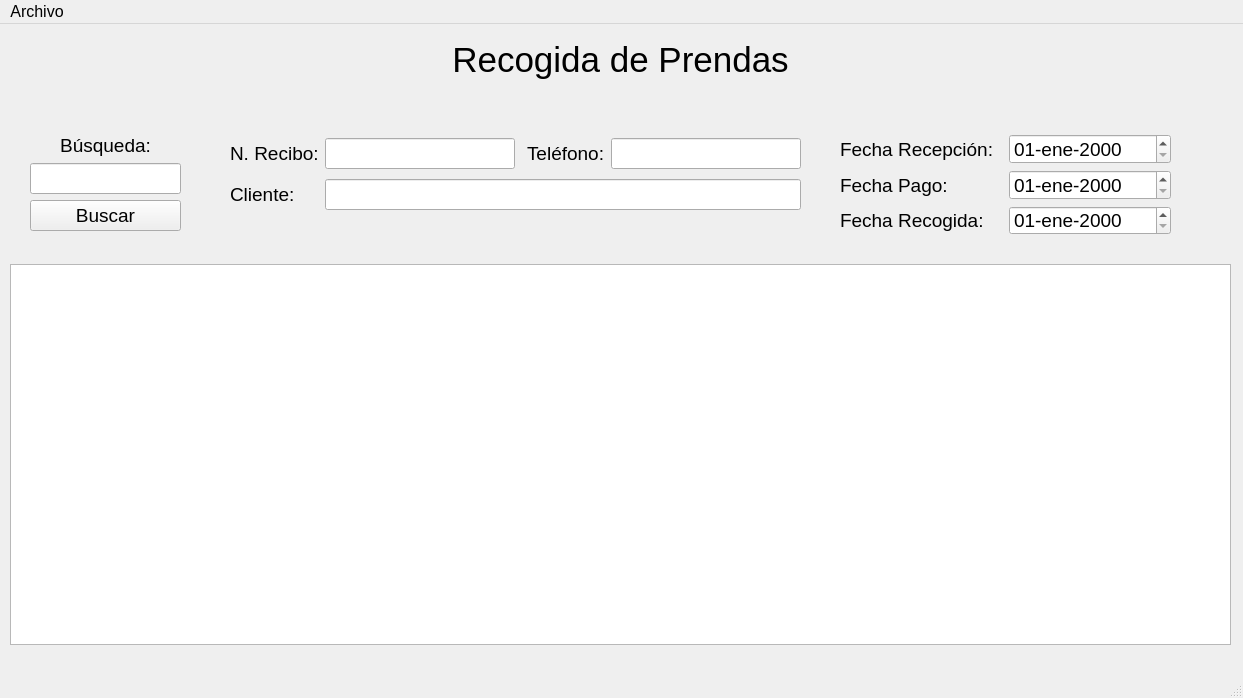
First picture: the form in src/recog_prendas/recog_prendas.ui, repository germanbravolopez/laideal, before the edit.
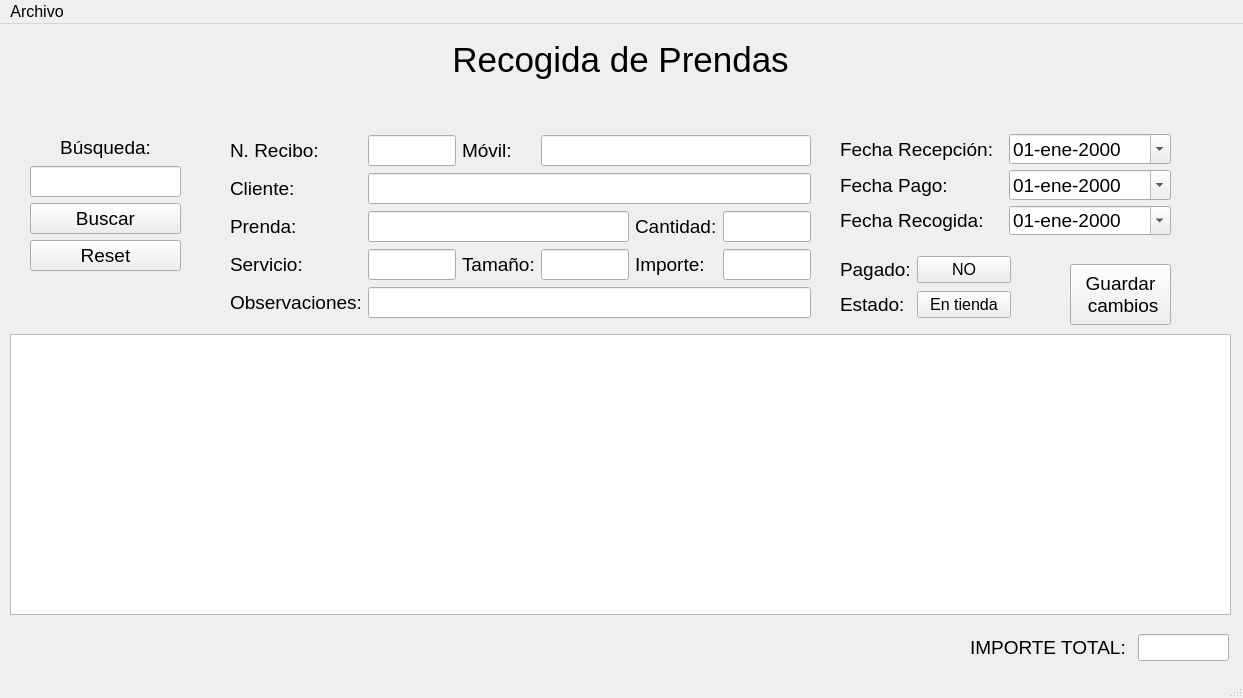
Second picture: the form after the edit.

Commit message: clean code and add line edits to show data when clicked, comment out not working code

Diff of the .ui file:
```diff
--- a/src/recog_prendas/recog_prendas.ui
+++ b/src/recog_prendas/recog_prendas.ui
@@ -61,125 +61,14 @@
     <property name="geometry">
      <rect>
       <x>10</x>
-      <y>240</y>
+      <y>310</y>
       <width>1221</width>
-      <height>381</height>
+      <height>281</height>
      </rect>
     </property>
-   </widget>
-   <widget class="QWidget" name="layoutWidget">
-    <property name="geometry">
-     <rect>
-      <x>230</x>
-      <y>110</y>
-      <width>571</width>
-      <height>81</height>
-     </rect>
+    <property name="alternatingRowColors">
+     <bool>true</bool>
     </property>
-    <layout class="QGridLayout" name="gridLayout">
-     <item row="0" column="0">
-      <widget class="QLabel" name="lbl_nr_ticket">
-       <property name="font">
-        <font>
-         <family>Arial</family>
-         <pointsize>14</pointsize>
-        </font>
-       </property>
-       <property name="locale">
-        <locale language="Spanish" country="Spain"/>
-       </property>
-       <property name="text">
-        <string>N. Recibo:</string>
-       </property>
-      </widget>
-     </item>
-     <item row="0" column="3">
-      <widget class="QLabel" name="lbl_phone">
-       <property name="font">
-        <font>
-         <family>Arial</family>
-         <pointsize>14</pointsize>
-        </font>
-       </property>
-       <property name="locale">
-        <locale language="Spanish" country="Spain"/>
-       </property>
-       <property name="text">
-        <string>Teléfono:</string>
-       </property>
-      </widget>
-     </item>
-     <item row="0" column="4">
-      <widget class="QLineEdit" name="le_phone">
-       <property name="font">
-        <font>
-         <family>Arial</family>
-         <pointsize>14</pointsize>
-        </font>
-       </property>
-       <property name="toolTip">
-        <string>&lt;html&gt;&lt;head/&gt;&lt;body&gt;&lt;p&gt;Introduce un número fijo del teléfono del cliente.&lt;/p&gt;&lt;/body&gt;&lt;/html&gt;</string>
-       </property>
-       <property name="locale">
-        <locale language="Spanish" country="Spain"/>
-       </property>
-       <property name="text">
-        <string/>
-       </property>
-      </widget>
-     </item>
-     <item row="1" column="0">
-      <widget class="QLabel" name="lbl_client">
-       <property name="font">
-        <font>
-         <family>Arial</family>
-         <pointsize>14</pointsize>
-        </font>
-       </property>
-       <property name="locale">
-        <locale language="Spanish" country="Spain"/>
-       </property>
-       <property name="text">
-        <string>Cliente:</string>
-       </property>
-      </widget>
-     </item>
-     <item row="1" column="1" colspan="4">
-      <widget class="QLineEdit" name="le_client">
-       <property name="font">
-        <font>
-         <family>Arial</family>
-         <pointsize>14</pointsize>
-        </font>
-       </property>
-       <property name="toolTip">
-        <string>&lt;html&gt;&lt;head/&gt;&lt;body&gt;&lt;p&gt;Introduce la dirección del cliente.&lt;/p&gt;&lt;/body&gt;&lt;/html&gt;</string>
-       </property>
-       <property name="locale">
-        <locale language="Spanish" country="Spain"/>
-       </property>
-       <property name="text">
-        <string/>
-       </property>
-      </widget>
-     </item>
-     <item row="0" column="1">
-      <widget class="QLineEdit" name="le_nr_ticket">
-       <property name="font">
-        <font>
-         <family>Arial</family>
-         <pointsize>14</pointsize>
-        </font>
-       </property>
-       <property name="locale">
-        <locale language="Spanish" country="Spain"/>
-       </property>
-       <property name="readOnly">
-        <bool>true</bool>
-       </property>
-      </widget>
-     </item>
-    </layout>
    </widget>
    <widget class="QWidget" name="layoutWidget">
     <property name="geometry">
@@ -224,6 +113,9 @@
        <property name="displayFormat">
         <string>dd-MMM-yyyy</string>
        </property>
+       <property name="calendarPopup">
+        <bool>true</bool>
+       </property>
       </widget>
      </item>
      <item row="1" column="0">
@@ -259,6 +151,9 @@
        <property name="displayFormat">
         <string>dd-MMM-yyyy</string>
        </property>
+       <property name="calendarPopup">
+        <bool>true</bool>
+       </property>
       </widget>
      </item>
      <item row="2" column="0">
@@ -294,6 +189,9 @@
        <property name="displayFormat">
         <string>dd-MMM-yyyy</string>
        </property>
+       <property name="calendarPopup">
+        <bool>true</bool>
+       </property>
       </widget>
      </item>
     </layout>
@@ -304,7 +202,7 @@
       <x>30</x>
       <y>110</y>
       <width>151</width>
-      <height>97</height>
+      <height>137</height>
      </rect>
     </property>
     <layout class="QVBoxLayout" name="verticalLayout">
@@ -358,6 +256,502 @@
        </property>
       </widget>
      </item>
+     <item>
+      <widget class="QPushButton" name="pb_reset">
+       <property name="font">
+        <font>
+         <pointsize>14</pointsize>
+        </font>
+       </property>
+       <property name="text">
+        <string>Reset</string>
+       </property>
+      </widget>
+     </item>
+    </layout>
+   </widget>
+   <widget class="QLineEdit" name="le_total_price">
+    <property name="geometry">
+     <rect>
+      <x>1138</x>
+      <y>610</y>
+      <width>91</width>
+      <height>27</height>
+     </rect>
+    </property>
+    <property name="font">
+     <font>
+      <family>Arial</family>
+      <pointsize>14</pointsize>
+     </font>
+    </property>
+    <property name="locale">
+     <locale language="Spanish" country="Spain"/>
+    </property>
+    <property name="text">
+     <string/>
+    </property>
+    <property name="readOnly">
+     <bool>true</bool>
+    </property>
+   </widget>
+   <widget class="QLabel" name="lbl_total_price">
+    <property name="geometry">
+     <rect>
+      <x>970</x>
+      <y>610</y>
+      <width>161</width>
+      <height>27</height>
+     </rect>
+    </property>
+    <property name="font">
+     <font>
+      <family>Arial</family>
+      <pointsize>14</pointsize>
+     </font>
+    </property>
+    <property name="locale">
+     <locale language="Spanish" country="Spain"/>
+    </property>
+    <property name="text">
+     <string>IMPORTE TOTAL:</string>
+    </property>
+   </widget>
+   <widget class="QPushButton" name="pb_save">
+    <property name="geometry">
+     <rect>
+      <x>1070</x>
+      <y>240</y>
+      <width>101</width>
+      <height>61</height>
+     </rect>
+    </property>
+    <property name="font">
+     <font>
+      <pointsize>14</pointsize>
+     </font>
+    </property>
+    <property name="text">
+     <string>Guardar
+ cambios</string>
+    </property>
+    <property name="checkable">
+     <bool>false</bool>
+    </property>
+    <property name="autoExclusive">
+     <bool>false</bool>
+    </property>
+   </widget>
+   <widget class="QWidget" name="">
+    <property name="geometry">
+     <rect>
+      <x>230</x>
+      <y>110</y>
+      <width>581</width>
+      <height>189</height>
+     </rect>
+    </property>
+    <layout class="QGridLayout" name="gridLayout">
+     <item row="1" column="1" colspan="5">
+      <widget class="QLineEdit" name="le_client">
+       <property name="font">
+        <font>
+         <family>Arial</family>
+         <pointsize>14</pointsize>
+        </font>
+       </property>
+       <property name="toolTip">
+        <string>&lt;html&gt;&lt;head/&gt;&lt;body&gt;&lt;p&gt;Introduce la dirección del cliente.&lt;/p&gt;&lt;/body&gt;&lt;/html&gt;</string>
+       </property>
+       <property name="locale">
+        <locale language="Spanish" country="Spain"/>
+       </property>
+       <property name="text">
+        <string/>
+       </property>
+       <property name="readOnly">
+        <bool>true</bool>
+       </property>
+      </widget>
+     </item>
+     <item row="4" column="1" colspan="5">
+      <widget class="QLineEdit" name="le_obsv">
+       <property name="font">
+        <font>
+         <family>Arial</family>
+         <pointsize>14</pointsize>
+        </font>
+       </property>
+       <property name="toolTip">
+        <string>&lt;html&gt;&lt;head/&gt;&lt;body&gt;&lt;p&gt;Introduce la dirección del cliente.&lt;/p&gt;&lt;/body&gt;&lt;/html&gt;</string>
+       </property>
+       <property name="locale">
+        <locale language="Spanish" country="Spain"/>
+       </property>
+       <property name="text">
+        <string/>
+       </property>
+       <property name="readOnly">
+        <bool>false</bool>
+       </property>
+      </widget>
+     </item>
+     <item row="1" column="0">
+      <widget class="QLabel" name="lbl_client">
+       <property name="font">
+        <font>
+         <family>Arial</family>
+         <pointsize>14</pointsize>
+        </font>
+       </property>
+       <property name="locale">
+        <locale language="Spanish" country="Spain"/>
+       </property>
+       <property name="text">
+        <string>Cliente:</string>
+       </property>
+      </widget>
+     </item>
+     <item row="2" column="0">
+      <widget class="QLabel" name="lbl_garm">
+       <property name="font">
+        <font>
+         <family>Arial</family>
+         <pointsize>14</pointsize>
+        </font>
+       </property>
+       <property name="locale">
+        <locale language="Spanish" country="Spain"/>
+       </property>
+       <property name="text">
+        <string>Prenda:</string>
+       </property>
+      </widget>
+     </item>
+     <item row="0" column="0">
+      <widget class="QLabel" name="lbl_nr_ticket">
+       <property name="font">
+        <font>
+         <family>Arial</family>
+         <pointsize>14</pointsize>
+        </font>
+       </property>
+       <property name="locale">
+        <locale language="Spanish" country="Spain"/>
+       </property>
+       <property name="text">
+        <string>N. Recibo:</string>
+       </property>
+      </widget>
+     </item>
+     <item row="3" column="1">
+      <widget class="QLineEdit" name="le_servic">
+       <property name="font">
+        <font>
+         <family>Arial</family>
+         <pointsize>14</pointsize>
+        </font>
+       </property>
+       <property name="toolTip">
+        <string>&lt;html&gt;&lt;head/&gt;&lt;body&gt;&lt;p&gt;Introduce la dirección del cliente.&lt;/p&gt;&lt;/body&gt;&lt;/html&gt;</string>
+       </property>
+       <property name="locale">
+        <locale language="Spanish" country="Spain"/>
+       </property>
+       <property name="text">
+        <string/>
+       </property>
+       <property name="readOnly">
+        <bool>true</bool>
+       </property>
+      </widget>
+     </item>
+     <item row="0" column="2">
+      <widget class="QLabel" name="lbl_phone">
+       <property name="font">
+        <font>
+         <family>Arial</family>
+         <pointsize>14</pointsize>
+        </font>
+       </property>
+       <property name="locale">
+        <locale language="Spanish" country="Spain"/>
+       </property>
+       <property name="text">
+        <string>Móvil:</string>
+       </property>
+      </widget>
+     </item>
+     <item row="3" column="0">
+      <widget class="QLabel" name="lbl_sevic">
+       <property name="font">
+        <font>
+         <family>Arial</family>
+         <pointsize>14</pointsize>
+        </font>
+       </property>
+       <property name="locale">
+        <locale language="Spanish" country="Spain"/>
+       </property>
+       <property name="text">
+        <string>Servicio:</string>
+       </property>
+      </widget>
+     </item>
+     <item row="4" column="0">
+      <widget class="QLabel" name="lbl_obsv">
+       <property name="font">
+        <font>
+         <family>Arial</family>
+         <pointsize>14</pointsize>
+        </font>
+       </property>
+       <property name="locale">
+        <locale language="Spanish" country="Spain"/>
+       </property>
+       <property name="text">
+        <string>Observaciones:</string>
+       </property>
+      </widget>
+     </item>
+     <item row="0" column="3" colspan="3">
+      <widget class="QLineEdit" name="le_phone">
+       <property name="font">
+        <font>
+         <family>Arial</family>
+         <pointsize>14</pointsize>
+        </font>
+       </property>
+       <property name="toolTip">
+        <string>&lt;html&gt;&lt;head/&gt;&lt;body&gt;&lt;p&gt;Introduce un número fijo del teléfono del cliente.&lt;/p&gt;&lt;/body&gt;&lt;/html&gt;</string>
+       </property>
+       <property name="locale">
+        <locale language="Spanish" country="Spain"/>
+       </property>
+       <property name="text">
+        <string/>
+       </property>
+       <property name="readOnly">
+        <bool>true</bool>
+       </property>
+      </widget>
+     </item>
+     <item row="0" column="1">
+      <widget class="QLineEdit" name="le_nr_ticket">
+       <property name="font">
+        <font>
+         <family>Arial</family>
+         <pointsize>14</pointsize>
+        </font>
+       </property>
+       <property name="locale">
+        <locale language="Spanish" country="Spain"/>
+       </property>
+       <property name="readOnly">
+        <bool>true</bool>
+       </property>
+      </widget>
+     </item>
+     <item row="3" column="5">
+      <widget class="QLineEdit" name="le_price">
+       <property name="font">
+        <font>
+         <family>Arial</family>
+         <pointsize>14</pointsize>
+        </font>
+       </property>
+       <property name="toolTip">
+        <string>&lt;html&gt;&lt;head/&gt;&lt;body&gt;&lt;p&gt;Introduce un número fijo del teléfono del cliente.&lt;/p&gt;&lt;/body&gt;&lt;/html&gt;</string>
+       </property>
+       <property name="locale">
+        <locale language="Spanish" country="Spain"/>
+       </property>
+       <property name="text">
+        <string/>
+       </property>
+       <property name="readOnly">
+        <bool>true</bool>
+       </property>
+      </widget>
+     </item>
+     <item row="3" column="4">
+      <widget class="QLabel" name="lbl_price">
+       <property name="font">
+        <font>
+         <family>Arial</family>
+         <pointsize>14</pointsize>
+        </font>
+       </property>
+       <property name="locale">
+        <locale language="Spanish" country="Spain"/>
+       </property>
+       <property name="text">
+        <string>Importe:</string>
+       </property>
+      </widget>
+     </item>
+     <item row="3" column="2">
+      <widget class="QLabel" name="lbl_size">
+       <property name="font">
+        <font>
+         <family>Arial</family>
+         <pointsize>14</pointsize>
+        </font>
+       </property>
+       <property name="locale">
+        <locale language="Spanish" country="Spain"/>
+       </property>
+       <property name="text">
+        <string>Tamaño:</string>
+       </property>
+      </widget>
+     </item>
+     <item row="3" column="3">
+      <widget class="QLineEdit" name="le_size">
+       <property name="font">
+        <font>
+         <family>Arial</family>
+         <pointsize>14</pointsize>
+        </font>
+       </property>
+       <property name="toolTip">
+        <string>&lt;html&gt;&lt;head/&gt;&lt;body&gt;&lt;p&gt;Introduce un número fijo del teléfono del cliente.&lt;/p&gt;&lt;/body&gt;&lt;/html&gt;</string>
+       </property>
+       <property name="locale">
+        <locale language="Spanish" country="Spain"/>
+       </property>
+       <property name="text">
+        <string/>
+       </property>
+       <property name="readOnly">
+        <bool>true</bool>
+       </property>
+      </widget>
+     </item>
+     <item row="2" column="5">
+      <widget class="QLineEdit" name="le_qty">
+       <property name="font">
+        <font>
+         <family>Arial</family>
+         <pointsize>14</pointsize>
+        </font>
+       </property>
+       <property name="toolTip">
+        <string>&lt;html&gt;&lt;head/&gt;&lt;body&gt;&lt;p&gt;Introduce un número fijo del teléfono del cliente.&lt;/p&gt;&lt;/body&gt;&lt;/html&gt;</string>
+       </property>
+       <property name="locale">
+        <locale language="Spanish" country="Spain"/>
+       </property>
+       <property name="text">
+        <string/>
+       </property>
+       <property name="readOnly">
+        <bool>true</bool>
+       </property>
+      </widget>
+     </item>
+     <item row="2" column="4">
+      <widget class="QLabel" name="lbl_qty">
+       <property name="font">
+        <font>
+         <family>Arial</family>
+         <pointsize>14</pointsize>
+        </font>
+       </property>
+       <property name="locale">
+        <locale language="Spanish" country="Spain"/>
+       </property>
+       <property name="text">
+        <string>Cantidad:</string>
+       </property>
+      </widget>
+     </item>
+     <item row="2" column="1" colspan="3">
+      <widget class="QLineEdit" name="le_garm">
+       <property name="font">
+        <font>
+         <family>Arial</family>
+         <pointsize>14</pointsize>
+        </font>
+       </property>
+       <property name="toolTip">
+        <string>&lt;html&gt;&lt;head/&gt;&lt;body&gt;&lt;p&gt;Introduce la dirección del cliente.&lt;/p&gt;&lt;/body&gt;&lt;/html&gt;</string>
+       </property>
+       <property name="locale">
+        <locale language="Spanish" country="Spain"/>
+       </property>
+       <property name="text">
+        <string/>
+       </property>
+       <property name="readOnly">
+        <bool>true</bool>
+       </property>
+      </widget>
+     </item>
+    </layout>
+   </widget>
+   <widget class="QWidget" name="">
+    <property name="geometry">
+     <rect>
+      <x>840</x>
+      <y>230</y>
+      <width>171</width>
+      <height>68</height>
+     </rect>
+    </property>
+    <layout class="QGridLayout" name="gridLayout_3">
+     <item row="0" column="0">
+      <widget class="QLabel" name="lbl_payment">
+       <property name="font">
+        <font>
+         <family>Arial</family>
+         <pointsize>14</pointsize>
+        </font>
+       </property>
+       <property name="locale">
+        <locale language="Spanish" country="Spain"/>
+       </property>
+       <property name="text">
+        <string>Pagado:</string>
+       </property>
+      </widget>
+     </item>
+     <item row="0" column="1" colspan="2">
+      <widget class="QPushButton" name="pb_payment">
+       <property name="text">
+        <string>NO</string>
+       </property>
+       <property name="checkable">
+        <bool>true</bool>
+       </property>
+      </widget>
+     </item>
+     <item row="1" column="0">
+      <widget class="QLabel" name="lbl_state">
+       <property name="font">
+        <font>
+         <family>Arial</family>
+         <pointsize>14</pointsize>
+        </font>
+       </property>
+       <property name="locale">
+        <locale language="Spanish" country="Spain"/>
+       </property>
+       <property name="text">
+        <string>Estado:</string>
+       </property>
+      </widget>
+     </item>
+     <item row="1" column="1" colspan="2">
+      <widget class="QPushButton" name="pb_state">
+       <property name="text">
+        <string>En tienda</string>
+       </property>
+       <property name="checkable">
+        <bool>true</bool>
+       </property>
+      </widget>
+     </item>
     </layout>
    </widget>
   </widget>
```
Left out of the diff: 8 changed lines with no effect on the pictures. The commit also changes 3 other files.
